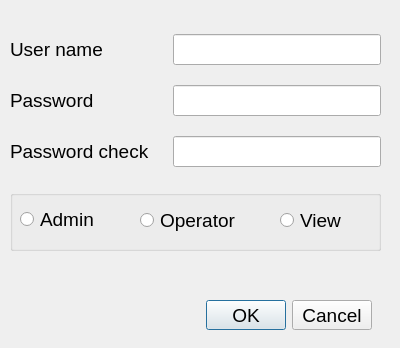
First picture: the form in dialoguseredit.ui, repository mychuang/IP_CAM, before the edit.
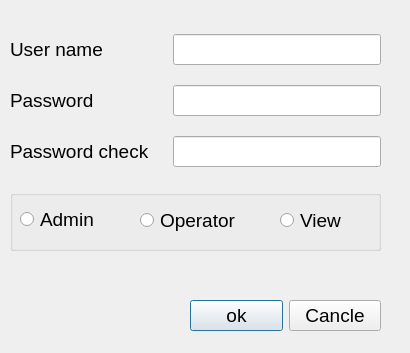
Second picture: the form after the edit.

Commit message: fix the userEdit dialog

Patch:
```diff
--- a/dialoguseredit.ui
+++ b/dialoguseredit.ui
@@ -6,34 +6,13 @@
    <rect>
     <x>0</x>
     <y>0</y>
-    <width>400</width>
-    <height>348</height>
+    <width>410</width>
+    <height>353</height>
    </rect>
   </property>
   <property name="windowTitle">
    <string>Dialog</string>
   </property>
-  <widget class="QDialogButtonBox" name="buttonBox">
-   <property name="geometry">
-    <rect>
-     <x>200</x>
-     <y>300</y>
-     <width>172</width>
-     <height>30</height>
-    </rect>
-   </property>
-   <property name="font">
-    <font>
-     <pointsize>14</pointsize>
-    </font>
-   </property>
-   <property name="orientation">
-    <enum>Qt::Horizontal</enum>
-   </property>
-   <property name="standardButtons">
-    <set>QDialogButtonBox::Cancel|QDialogButtonBox::Ok</set>
-   </property>
-  </widget>
   <widget class="QWidget" name="gridLayoutWidget">
    <property name="geometry">
     <rect>
@@ -200,6 +179,48 @@
     <string/>
    </property>
   </widget>
+  <widget class="QWidget" name="horizontalLayoutWidget">
+   <property name="geometry">
+    <rect>
+     <x>190</x>
+     <y>290</y>
+     <width>191</width>
+     <height>51</height>
+    </rect>
+   </property>
+   <layout class="QHBoxLayout" name="horizontalLayout">
+    <item>
+     <widget class="QPushButton" name="btnOk">
+      <property name="minimumSize">
+       <size>
+        <width>30</width>
+        <height>30</height>
+       </size>
+      </property>
+      <property name="font">
+       <font>
+        <pointsize>14</pointsize>
+       </font>
+      </property>
+      <property name="text">
+       <string>ok</string>
+      </property>
+     </widget>
+    </item>
+    <item>
+     <widget class="QPushButton" name="btnCancle">
+      <property name="font">
+       <font>
+        <pointsize>14</pointsize>
+       </font>
+      </property>
+      <property name="text">
+       <string>Cancle</string>
+      </property>
+     </widget>
+    </item>
+   </layout>
+  </widget>
  </widget>
  <resources/>
  <connections>
```
Left out of the diff: 35 changed lines with no effect on the pictures. The commit also changes 6 other files.
